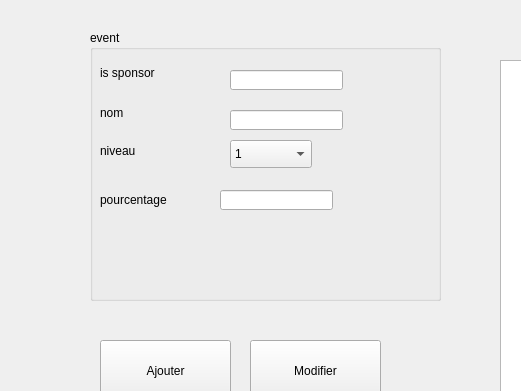
Old version of the form sponsor.ui in the repository medali141/sunny; both pictures show x 0 to 521 and y 0 to 391 of the 1319 by 665 pixel window.
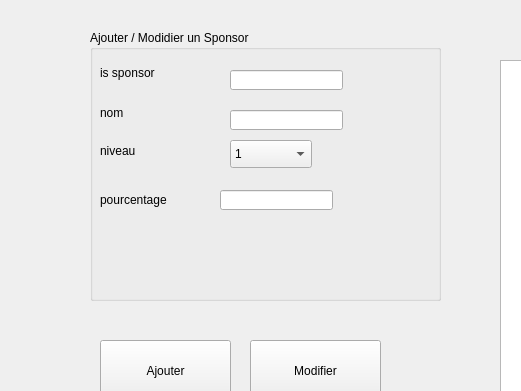
New version of the form.

```diff
--- a/sponsor.ui
+++ b/sponsor.ui
@@ -131,7 +131,7 @@
     </rect>
    </property>
    <property name="title">
-    <string>event</string>
+    <string>Ajouter / Modidier un Sponsor</string>
    </property>
    <widget class="QLabel" name="label">
     <property name="geometry">
```
